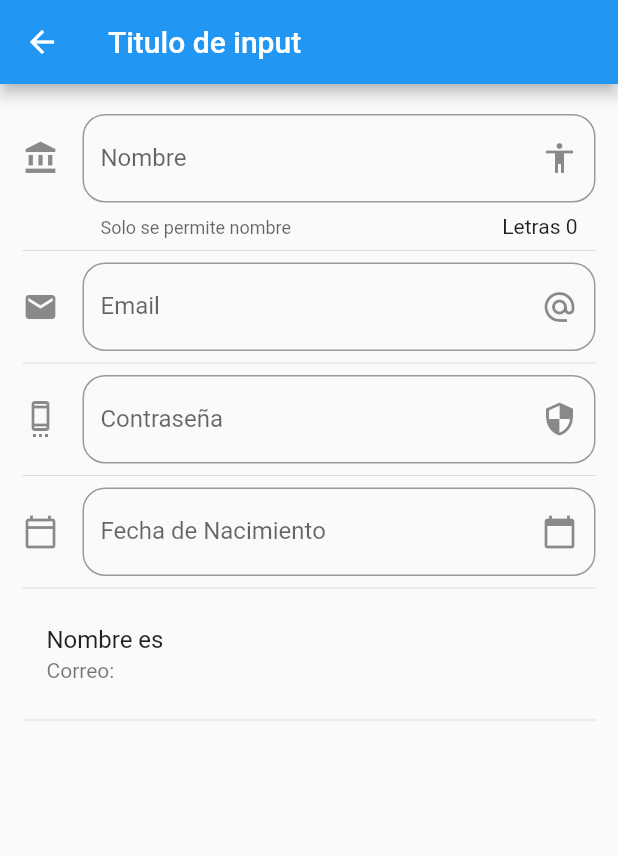
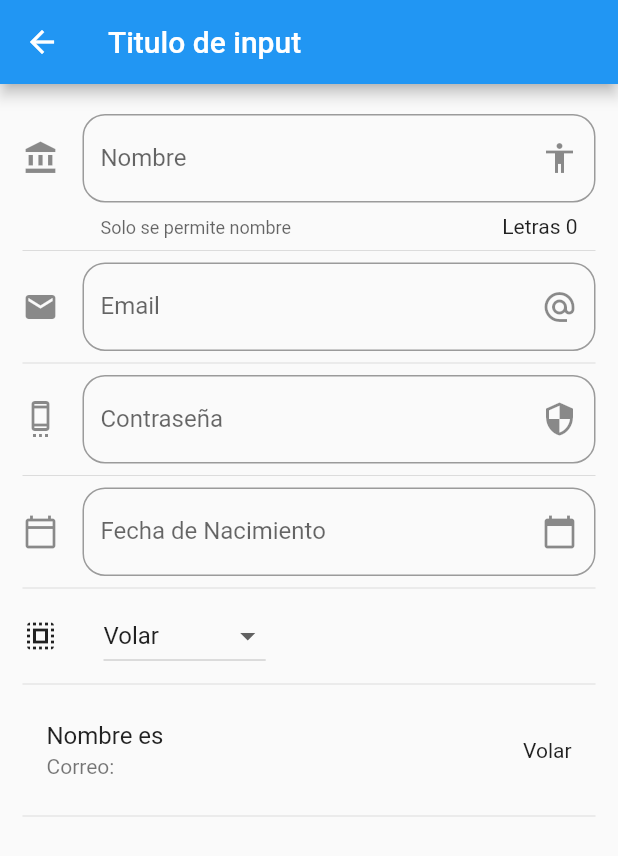
Before and after one commit to GatoJustiniano/flutter_basico, a Flutter app: the InputPage screen opened by its route, on a phone screen of 412 x 824 dp. Shown: the top 856 px of the screen. Run offline on Flutter 3.47's test engine with Material 2 defaults, Android fonts, the phone set to English and light mode, and no system bars.

Commit message:
Dropdown o también llamado combobox en otros lenguajes

```diff
--- a/lib/src/pages/input_page.dart
+++ b/lib/src/pages/input_page.dart
@@ -12,6 +12,10 @@ class _InputPageState extends State<InputPage> {
   String _email     = '';
   String _fecha     = '';
   DateTime _fromDate = DateTime.now();
+
+  String _opcionSeleccionada = 'Volar';
+
+  List<String> _poderes = ['Volar', 'fuerza','tiempo','Super alient'];
 
   TextEditingController _inputFieldDateController = new TextEditingController();
 
@@ -35,10 +39,20 @@ class _InputPageState extends State<InputPage> {
           Divider(),
           _crearFecha(context),
           Divider(),
+          _crearDropdown(),
+          Divider(),
           _crearPersona(),
           Divider(),
         ],
       ),
+    );
+  }
+
+  Widget _crearPersona() {
+    return ListTile(
+      title: Text('Nombre es $_nombre'),
+      subtitle: Text('Correo: $_email'),
+      trailing: Text(_opcionSeleccionada),
     );
   }
 
@@ -65,12 +79,6 @@ class _InputPageState extends State<InputPage> {
     );
   }
 
-  Widget _crearPersona() {
-    return ListTile(
-      title: Text('Nombre es $_nombre'),
-      subtitle: Text('Correo: $_email'),
-    );
-  }
 
   Widget _crearEmail() {
     return TextField(
@@ -150,4 +158,34 @@ class _InputPageState extends State<InputPage> {
     }
   }
 
+  List<DropdownMenuItem<String>> getOpcionesDropdown(){
+    List<DropdownMenuItem<String>> lista = new List();
+
+    _poderes.forEach((element) {
+      lista.add(DropdownMenuItem(
+        child: Text(element),
+        value: element,
+      ));
+    });
+    return lista;
+  }
+
+  Widget _crearDropdown() {
+    return Row(
+      children: [
+        Icon(Icons.select_all),
+        SizedBox(width: 30.0),
+        DropdownButton(
+          value: _opcionSeleccionada,
+          items: getOpcionesDropdown(),
+          onChanged: (opt){
+            setState(() {
+              _opcionSeleccionada = opt;
+            });
+          },
+        ),
+      ],
+    );
+  }
+
 }
```
